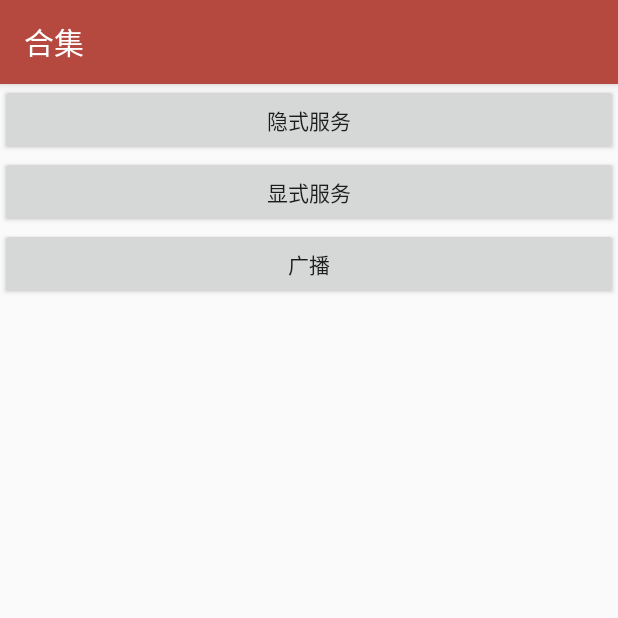
After one commit to Frezrik/AndroidStudy, an Android app: the Component screen opened directly, with no data from a screen before it, on a phone screen of 412 x 824 dp, the top half of it. The commit adds this screen. Run offline under Robolectric (Android 15) with nearby library versions, the phone set to English and light mode, and no system bars.

Commit message:
add component

```diff
--- a/app/src/main/java/com/frezrik/androidstudy/ui/activity/MainActivity.java
+++ b/app/src/main/java/com/frezrik/androidstudy/ui/activity/MainActivity.java
@@ -85,7 +85,8 @@ public class MainActivity
             case R.id.nav_ndk:
                 intent = new Intent(this, NDKActivity.class);
                 break;
-            case R.id.nav_settings:
+            case R.id.nav_component:
+                intent = new Intent(this, Component.class);
                 break;
             case R.id.nav_share:
                 break;
--- /dev/null
+++ b/app/src/main/res/layout/activity_component.xml
@@ -0,0 +1,32 @@
+<?xml version="1.0" encoding="utf-8"?>
+<LinearLayout xmlns:android="http://schemas.android.com/apk/res/android"
+    xmlns:app="http://schemas.android.com/apk/res-auto"
+    xmlns:tools="http://schemas.android.com/tools"
+    android:layout_width="match_parent"
+    android:layout_height="match_parent"
+    android:orientation="vertical"
+    tools:context="com.frezrik.androidstudy.ui.activity.Component">
+
+
+    <Button
+        android:id="@+id/btn_sv"
+        android:layout_width="match_parent"
+        android:layout_height="wrap_content"
+        android:onClick="click"
+        android:text="隐式服务" />
+
+    <Button
+        android:id="@+id/btn_exsv"
+        android:layout_width="match_parent"
+        android:layout_height="wrap_content"
+        android:onClick="click"
+        android:text="显式服务" />
+
+    <Button
+        android:id="@+id/btn_bc"
+        android:layout_width="match_parent"
+        android:layout_height="wrap_content"
+        android:onClick="click"
+        android:text="广播" />
+
+</LinearLayout>
--- a/app/src/main/res/menu/activity_main_drawer.xml
+++ b/app/src/main/res/menu/activity_main_drawer.xml
@@ -10,9 +10,9 @@
         android:icon="@drawable/ic_menu_ndk"
         android:title="NDK"/>
     <item
-        android:id="@+id/nav_settings"
+        android:id="@+id/nav_component"
         android:icon="@drawable/ic_menu_settins"
-        android:title="Settins"/>
+        android:title="Component"/>
 
     <item android:title="Communicate">
         <menu>
```
Also changed, not shown: app/src/main/AndroidManifest.xml (+29 -15 lines), app/src/main/java/com/frezrik/androidstudy/receiver/StudyReceiver.java (added, +18 -0 lines), app/src/main/java/com/frezrik/androidstudy/service/StudyService.java (added, +21 -0 lines), app/src/main/java/com/frezrik/androidstudy/ui/activity/Component.java (added, +62 -0 lines).
